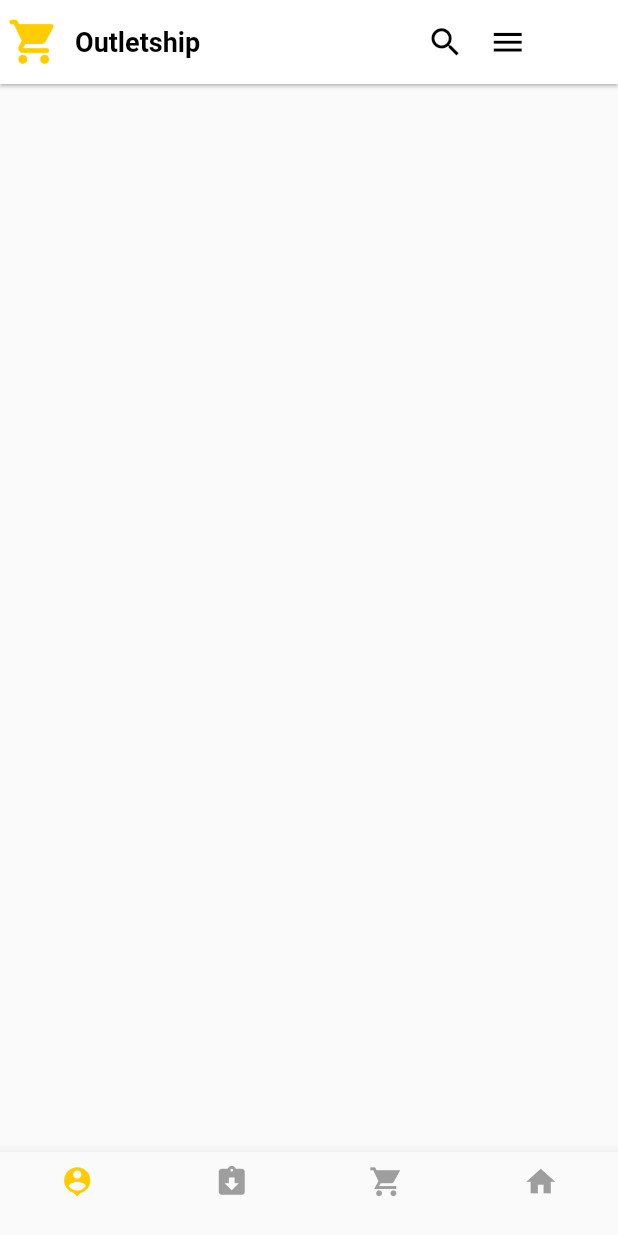
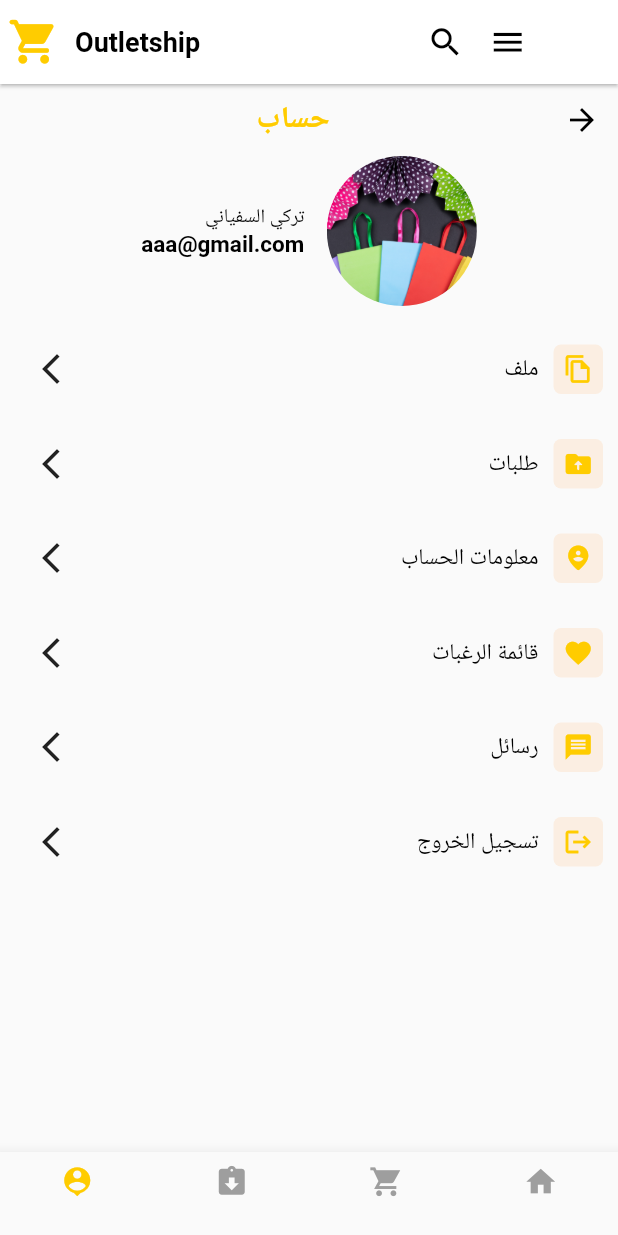
Before and after one commit to Ali77daoud/Shop_app, a Flutter app: the MainScreen screen opened by its route, item 4 of the bottom bar chosen, on a phone screen of 412 x 824 dp. Run offline on Flutter 3.47's test engine with Material 2 defaults, Android fonts, the light colour scheme and no system bars; our stand-ins replace carousel_slider, country_code_picker, get, smooth_page_indicator.

Commit message:
add person page

```diff
--- a/lib/logic/controller/navcontroller.dart
+++ b/lib/logic/controller/navcontroller.dart
@@ -4,6 +4,7 @@ class NavController extends GetxController{
   int i = 0;
   int currentPage1 = 0;
   int currentPage2 = 0;
+  int currentPage3 = 0;
   int selectedIndex = 0;
   int selectedColor = 0;
   int selectedSize = 0;
@@ -23,6 +24,11 @@ class NavController extends GetxController{
     update();
   }
 
+  void carouselChange3(int index){
+    currentPage3=index;
+    update();
+  }
+
   void changeCategoryColor(int index){
     selectedIndex = index;
     update();
--- a/lib/utils/theme.dart
+++ b/lib/utils/theme.dart
@@ -4,5 +4,7 @@ const Color mainColor = Color.fromRGBO(255, 204, 0, 1);
 const Color greyColor = Colors.grey;
 const Color blackColor = Colors.black;
 const Color whiteColor = Colors.white;
+const Color orangeColor = Color.fromRGBO(255, 191, 128, 0.2);
+const Color darkBlueColor = Color.fromRGBO(0, 0, 179,1);
 Color lightGreyColor1 = Colors.grey.shade300;
 Color lightGreyColor2 = Colors.grey.shade400;
--- a/lib/view/screens/auth/verificationpage.dart
+++ b/lib/view/screens/auth/verificationpage.dart
@@ -161,7 +161,9 @@ class _VeriPageState extends State<VeriPage> {
                       ),
                     ),
                 SizedBox(height: h*0.23,),
-                Row(
+                Directionality(
+                  textDirection: TextDirection.ltr,
+                  child: Row(
                             mainAxisAlignment: MainAxisAlignment.spaceBetween,
                             children: List.generate(
                               4,
@@ -206,6 +208,7 @@ class _VeriPageState extends State<VeriPage> {
                               ),
                             ),
                             ),
+                ),
               ],
             ),
           ),
--- a/lib/view/screens/choosepage.dart
+++ b/lib/view/screens/choosepage.dart
@@ -92,8 +92,8 @@ class ChoosePage extends StatelessWidget {
                                   ),
                           maincolor: whiteColor,
                           radius: 20,
-                          leftpadding: 35,
-                          rightpadding:35,
+                          leftpadding: 45,
+                          rightpadding:45,
                           toppadding: 5,
                           buttompadding: 5,
                           c: mainColor
--- a/lib/view/screens/mainscreen/personpage.dart
+++ b/lib/view/screens/mainscreen/personpage.dart
@@ -1,12 +1,83 @@
 import 'package:flutter/material.dart';
+import 'package:shop_app/utils/theme.dart';
+import 'package:shop_app/view/widget/options_item.dart';
+import 'package:shop_app/view/widget/person_widget.dart';
 
 class PersonPage extends StatelessWidget {
-  const PersonPage({ Key? key }) : super(key: key);
+  PersonPage({ Key? key }) : super(key: key);
 
+  List<IconData> iconsList = [
+    Icons.file_copy_outlined,
+    Icons.drive_folder_upload_rounded,
+    Icons.person_pin_circle_rounded,
+    Icons.favorite,
+    Icons.message,
+    Icons.logout,
+  ];
+
+  List<String> nameList = [
+    'ملف',
+    'طلبات',
+    'معلومات الحساب',
+    'قائمة الرغبات',
+    'رسائل',
+    'تسجيل الخروج',
+  ];
   @override
   Widget build(BuildContext context) {
-    return Container(
+    double h = MediaQuery.of(context).size.height;
+    double w = MediaQuery.of(context).size.width;
+    return Column(
+      children: [
+        Row(
+          children: [
+            IconButton(
+              onPressed:(){
 
+              },
+              icon: const Icon(Icons.arrow_back,color: blackColor,)
+              ),
+            SizedBox(width: w*0.35,),
+            const Text('حساب',
+                style: TextStyle(
+                    color: mainColor,
+                    fontSize: 20,
+                    fontWeight: FontWeight.bold
+                  ),
+              ),
+          ],
+        ),
+        PersonWidget(
+          imgHight: 100,
+          imgWidth: 100,
+          img: 'assets/images/1.jpg',
+          name: 'تركي السفياني',
+          email: 'aaa@gmail.com'
+          ),
+        SizedBox(height: h*0.022,),
+        Expanded(
+          child: ListView.separated(
+            shrinkWrap: true,
+            itemBuilder: (context,index){
+              return Padding(
+                padding: const EdgeInsets.symmetric(horizontal: 10),
+                child: OptionItem(
+                text: nameList[index],
+                onTap: (){
+
+                },
+                icon: iconsList[index]
+
+            ),
+              );
+            },
+            separatorBuilder: (context,index){
+              return const SizedBox(height: 15,);
+            },
+            itemCount: 6,
+          ),
+        ),
+      ],
     );
   }
 }
--- /dev/null
+++ b/lib/view/widget/options_item.dart
@@ -0,0 +1,47 @@
+import 'package:flutter/material.dart';
+import 'package:shop_app/utils/theme.dart';
+
+Widget OptionItem(
+  {
+    required String text,
+    required IconData icon,
+    required var onTap
+  }
+){
+  return Row(
+    children: [
+      Stack(
+        alignment: Alignment.center,
+        children: [
+          Container(
+            width: 33,
+            height: 33,
+            decoration: BoxDecoration(
+              color: orangeColor,
+              borderRadius: BorderRadius.circular(5),
+            )
+          ),
+          Icon(
+            icon,
+            size: 20,
+            color: mainColor,
+            )
+        ],
+      )
+      ,
+      const SizedBox(width: 10,),
+      Text(text,
+          style: const TextStyle(
+              color: blackColor,
+              fontSize: 15,
+              fontWeight: FontWeight.normal
+            ),
+        ),
+      const Spacer(),
+      IconButton(
+        onPressed: onTap,
+        icon: const Icon(Icons.arrow_forward_ios),
+        )
+    ],
+  );
+}
--- /dev/null
+++ b/lib/view/widget/person_widget.dart
@@ -0,0 +1,49 @@
+import 'package:flutter/cupertino.dart';
+import 'package:shop_app/utils/theme.dart';
+
+Widget PersonWidget(
+  {
+    required double imgHight,
+    required double imgWidth,
+    required String img,
+    required String name,
+    required String email,
+  }
+){
+  return Row(
+    mainAxisAlignment: MainAxisAlignment.center,
+    children: [
+      Container(
+        width: imgWidth,
+        height: imgWidth,
+        decoration: BoxDecoration(
+          shape: BoxShape.circle,
+          image: DecorationImage(
+            image: AssetImage(img),
+            fit: BoxFit.cover,
+            ),
+        ),
+      ),
+      const SizedBox(width: 15,),
+      Column(
+        crossAxisAlignment: CrossAxisAlignment.start,
+        children:[
+          Text(name,
+            style: const TextStyle(
+                color: blackColor,
+                fontSize: 13,
+                fontWeight: FontWeight.normal
+              ),
+          ),
+          Text(email,
+            style: const TextStyle(
+                color: blackColor,
+                fontSize: 15,
+                fontWeight: FontWeight.bold
+              ),
+          ),
+        ],
+      )
+    ],
+  );
+}
```
Also changed, not shown: lib/view/screens/mainscreen/homepages/home.dart (+63 -1 lines). Lines whose indentation alone changed are shown as unchanged.
